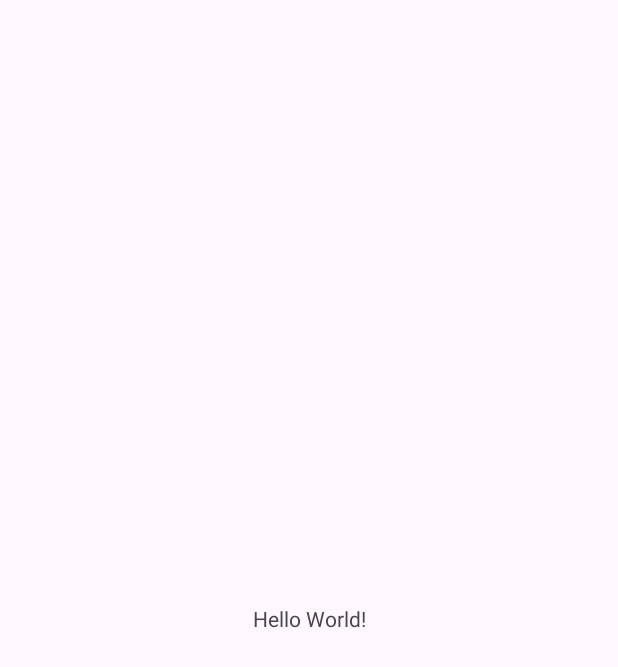
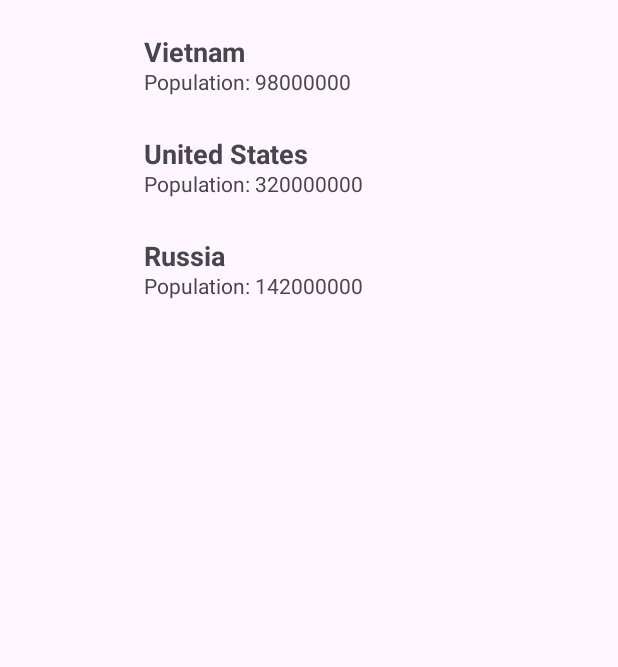
Before and after one commit to abilmazhitova/Lab06, an Android app: the screen it shows after launch (MainActivity), on a phone screen of 412 x 824 dp. Before the commit the part shown is almost empty. Shown: the top 667 px of the screen. Run offline under Robolectric (Android 15) with nearby library versions, the phone set to English and light mode, and no system bars.

Commit message:
Updated MainActivity

```diff
--- a/app/src/main/java/com/example/lab06/MainActivity.java
+++ b/app/src/main/java/com/example/lab06/MainActivity.java
@@ -2,23 +2,37 @@ package com.example.lab06;
 
 import android.os.Bundle;
 
-import androidx.activity.EdgeToEdge;
 import androidx.appcompat.app.AppCompatActivity;
-import androidx.core.graphics.Insets;
-import androidx.core.view.ViewCompat;
-import androidx.core.view.WindowInsetsCompat;
+import androidx.recyclerview.widget.LinearLayoutManager;
+import androidx.recyclerview.widget.RecyclerView;
+
+import java.util.ArrayList;
+import java.util.List;
 
 public class MainActivity extends AppCompatActivity {
+
+    private RecyclerView recyclerView;
+    private CountryAdapter adapter;
+    private List<Country> countryList;
 
     @Override
     protected void onCreate(Bundle savedInstanceState) {
         super.onCreate(savedInstanceState);
-        EdgeToEdge.enable(this);
         setContentView(R.layout.activity_main);
-        ViewCompat.setOnApplyWindowInsetsListener(findViewById(R.id.main), (v, insets) -> {
-            Insets systemBars = insets.getInsets(WindowInsetsCompat.Type.systemBars());
-            v.setPadding(systemBars.left, systemBars.top, systemBars.right, systemBars.bottom);
-            return insets;
-        });
+
+        recyclerView = findViewById(R.id.recyclerView);
+        recyclerView.setLayoutManager(new LinearLayoutManager(this));
+
+        countryList = getCountryList();
+        adapter = new CountryAdapter(this, countryList);
+        recyclerView.setAdapter(adapter);
+    }
+
+    private List<Country> getCountryList() {
+        List<Country> list = new ArrayList<>();
+        list.add(new Country("Vietnam", "vietnam", 98000000));
+        list.add(new Country("United States", "usa", 320000000));
+        list.add(new Country("Russia", "russia", 142000000));
+        return list;
     }
 }
--- a/app/src/main/res/layout/activity_main.xml
+++ b/app/src/main/res/layout/activity_main.xml
@@ -1,5 +1,6 @@
 <?xml version="1.0" encoding="utf-8"?>
-<androidx.constraintlayout.widget.ConstraintLayout xmlns:android="http://schemas.android.com/apk/res/android"
+<androidx.constraintlayout.widget.ConstraintLayout
+    xmlns:android="http://schemas.android.com/apk/res/android"
     xmlns:app="http://schemas.android.com/apk/res-auto"
     xmlns:tools="http://schemas.android.com/tools"
     android:id="@+id/main"
@@ -7,13 +8,15 @@
     android:layout_height="match_parent"
     tools:context=".MainActivity">
 
-    <TextView
-        android:layout_width="wrap_content"
-        android:layout_height="wrap_content"
-        android:text="Hello World!"
+    <androidx.recyclerview.widget.RecyclerView
+        android:id="@+id/recyclerView"
+        android:layout_width="0dp"
+        android:layout_height="0dp"
+        android:padding="8dp"
+        app:layout_constraintTop_toTopOf="parent"
         app:layout_constraintBottom_toBottomOf="parent"
+        app:layout_constraintStart_toStartOf="parent"
         app:layout_constraintEnd_toEndOf="parent"
-        app:layout_constraintStart_toStartOf="parent"
-        app:layout_constraintTop_toTopOf="parent" />
+        tools:listitem="@layout/item_row"/>
 
 </androidx.constraintlayout.widget.ConstraintLayout>
```
